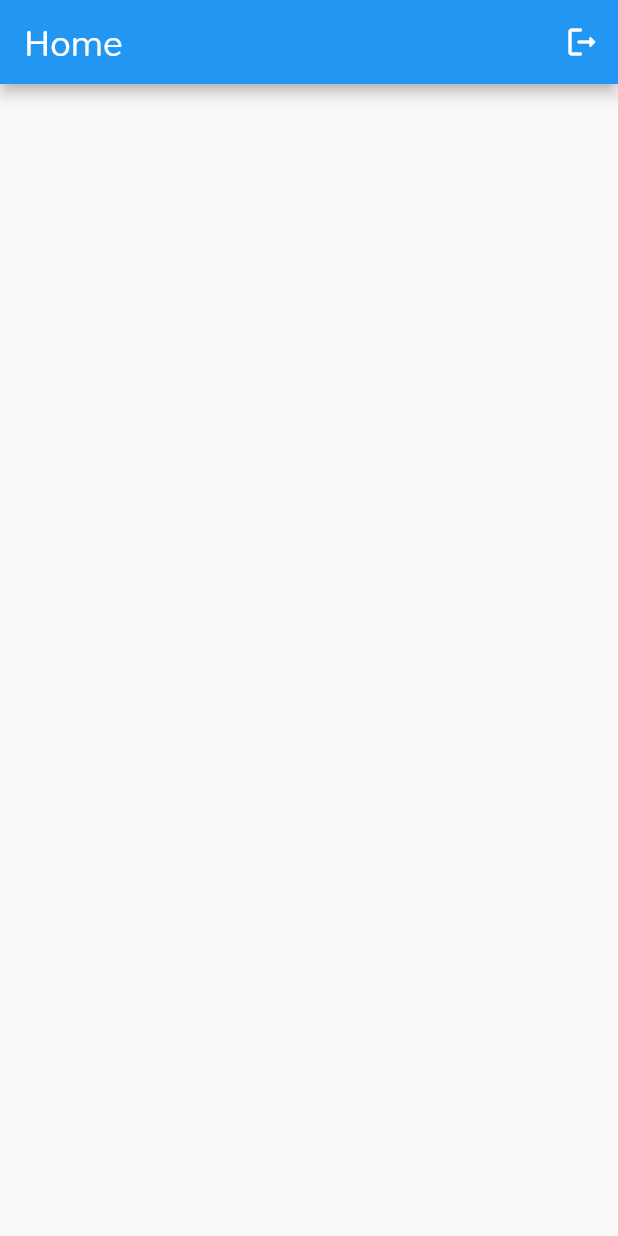
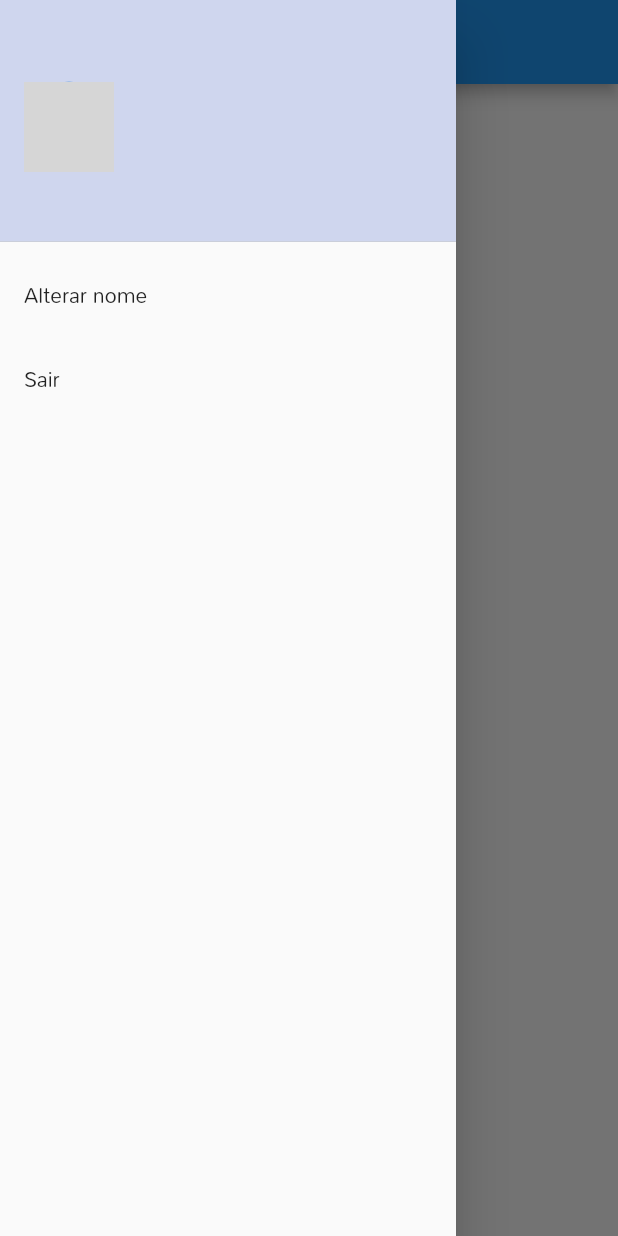
Before and after one commit to mrocha98/todo_list_provider, a Flutter app: the screen it shows once a user with an empty profile is signed in, with the side drawer open (before the commit the screen has no drawer), on a phone screen of 412 x 824 dp. Run offline on Flutter 3.47's test engine with Material 2 defaults, Android fonts, the phone set to English and light mode, and no system bars; our stand-ins replace firebase_auth, firebase_core, google_sign_in, sign_in_button, sqflite, synchronized; missing offline and left inert: flutter_overlay_loader, validatorless; accounts and stored records are empty; network calls fail; grey boxes are pictures that could not be loaded.

Commit message:
feat: implement update display name

```diff
--- a/lib/app/modules/home/home_page.dart
+++ b/lib/app/modules/home/home_page.dart
@@ -1,6 +1,5 @@
 import 'package:flutter/material.dart';
-import 'package:provider/provider.dart';
-import 'package:todo_list_provider/app/core/auth/auth_provider.dart';
+import 'package:todo_list_provider/app/modules/home/widgets/widgets.dart';
 
 class HomePage extends StatelessWidget {
   const HomePage({super.key});
@@ -12,13 +11,8 @@ class HomePage extends StatelessWidget {
     return Scaffold(
       appBar: AppBar(
         title: const Text('Home'),
-        actions: [
-          IconButton(
-            onPressed: context.read<AuthProvider>().logout,
-            icon: const Icon(Icons.logout_rounded),
-          ),
-        ],
       ),
+      drawer: const HomeDrawer(),
       body: Container(),
     );
   }
--- /dev/null
+++ b/lib/app/modules/home/widgets/home_drawer.dart
@@ -0,0 +1,121 @@
+import 'package:flutter/material.dart';
+import 'package:flutter_overlay_loader/flutter_overlay_loader.dart';
+import 'package:provider/provider.dart';
+import 'package:todo_list_provider/app/core/auth/auth_provider.dart';
+import 'package:todo_list_provider/app/core/ui/messages.dart';
+import 'package:todo_list_provider/app/core/ui/theme_extensions.dart';
+import 'package:todo_list_provider/app/core/widgets/widgets.dart';
+import 'package:todo_list_provider/app/services/user/user_service.dart';
+import 'package:validatorless/validatorless.dart';
+
+class HomeDrawer extends StatefulWidget {
+  const HomeDrawer({super.key});
+
+  @override
+  State<HomeDrawer> createState() => _HomeDrawerState();
+}
+
+class _HomeDrawerState extends State<HomeDrawer> {
+  final _nameVN = ValueNotifier<String>('');
+
+  @override
+  void dispose() {
+    _nameVN.dispose();
+    super.dispose();
+  }
+
+  void _handleChangeName() {
+    showDialog<Object>(
+      context: context,
+      builder: (context) => AlertDialog(
+        title: const Text('Alterar nome'),
+        content: CustomInput(
+          label: 'Nome',
+          onChanged: (value) => _nameVN.value = value,
+          validator: Validatorless.required('Nome obrigatório'),
+        ),
+        actions: [
+          TextButton(
+            onPressed: () => Navigator.of(context).pop(),
+            child: const Text(
+              'Cancelar',
+              style: TextStyle(color: Colors.red),
+            ),
+          ),
+          TextButton(
+            onPressed: () async {
+              final nameValue = _nameVN.value;
+              if (nameValue.isEmpty) return;
+              Loader.show(context);
+              try {
+                await context.read<UserService>().updateDisplayName(nameValue);
+              } catch (_) {
+                Messages.of(context).showError('Erro ao alterar nome');
+              } finally {
+                Loader.hide();
+                Navigator.of(context).pop();
+              }
+            },
+            child: const Text('Alterar'),
+          ),
+        ],
+      ),
+    );
+  }
+
+  @override
+  Widget build(BuildContext context) {
+    return Drawer(
+      child: ListView(
+        children: [
+          DrawerHeader(
+            decoration: BoxDecoration(
+              color: context.primaryColor.withAlpha(70),
+            ),
+            child: Row(
+              children: [
+                Selector<AuthProvider, String>(
+                  builder: (_, url, __) => CircleAvatar(
+                    backgroundImage: url.isEmpty ? null : NetworkImage(url),
+                    radius: 30,
+                  ),
+                  selector: (context, authProvider) {
+                    final user = authProvider.user;
+                    if (user == null) return '';
+                    return user.photoURL ??
+                        'https://api.dicebear.com/6.x/identicon/png?seed=${user.email}';
+                  },
+                ),
+                Expanded(
+                  child: Padding(
+                    padding: const EdgeInsets.all(8),
+                    child: Selector<AuthProvider, String>(
+                      builder: (_, name, __) => Text(
+                        name,
+                        style: context.textTheme.titleSmall
+                            ?.copyWith(overflow: TextOverflow.ellipsis),
+                      ),
+                      selector: (context, authProvider) {
+                        final user = authProvider.user;
+                        if (user == null) return '';
+                        return user.displayName ?? user.email!;
+                      },
+                    ),
+                  ),
+                ),
+              ],
+            ),
+          ),
+          ListTile(
+            title: const Text('Alterar nome'),
+            onTap: _handleChangeName,
+          ),
+          ListTile(
+            title: const Text('Sair'),
+            onTap: context.read<AuthProvider>().logout,
+          ),
+        ],
+      ),
+    );
+  }
+}
--- /dev/null
+++ b/lib/app/modules/home/widgets/widgets.dart
@@ -0,0 +1 @@
+export 'home_drawer.dart';
--- a/lib/app/repositories/user/user_repository.dart
+++ b/lib/app/repositories/user/user_repository.dart
@@ -6,4 +6,5 @@ abstract class UserRepository {
   Future<void> forgotPassword(String email);
   Future<User?> googleLogin();
   Future<void> logout();
+  Future<void> updateDisplayName(String name);
 }
--- a/lib/app/services/user/user_service.dart
+++ b/lib/app/services/user/user_service.dart
@@ -6,4 +6,5 @@ abstract class UserService {
   Future<void> forgotPassword(String email);
   Future<User?> googleLogin();
   Future<void> logout();
+  Future<void> updateDisplayName(String name);
 }
--- a/lib/app/services/user/user_service_impl.dart
+++ b/lib/app/services/user/user_service_impl.dart
@@ -24,4 +24,8 @@ class UserServiceImpl implements UserService {
 
   @override
   Future<void> logout() => _userRepository.logout();
+
+  @override
+  Future<void> updateDisplayName(String name) =>
+      _userRepository.updateDisplayName(name);
 }
```
Also changed, not shown: lib/app/repositories/user/user_repository_impl.dart (+9 -0 lines).
